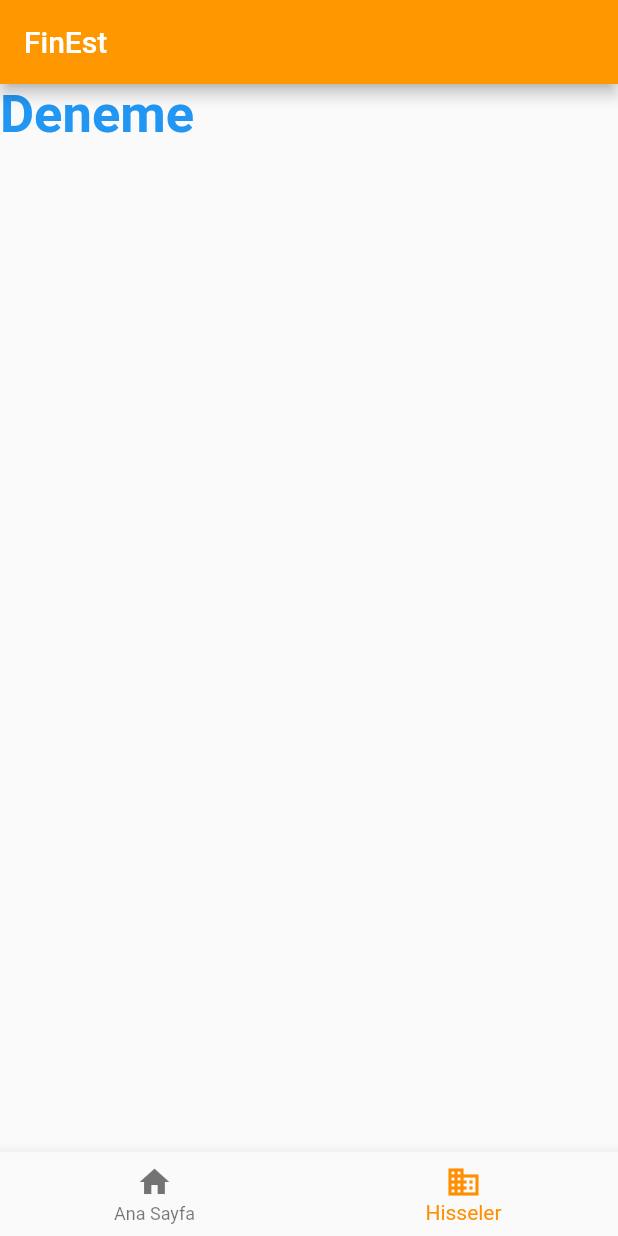
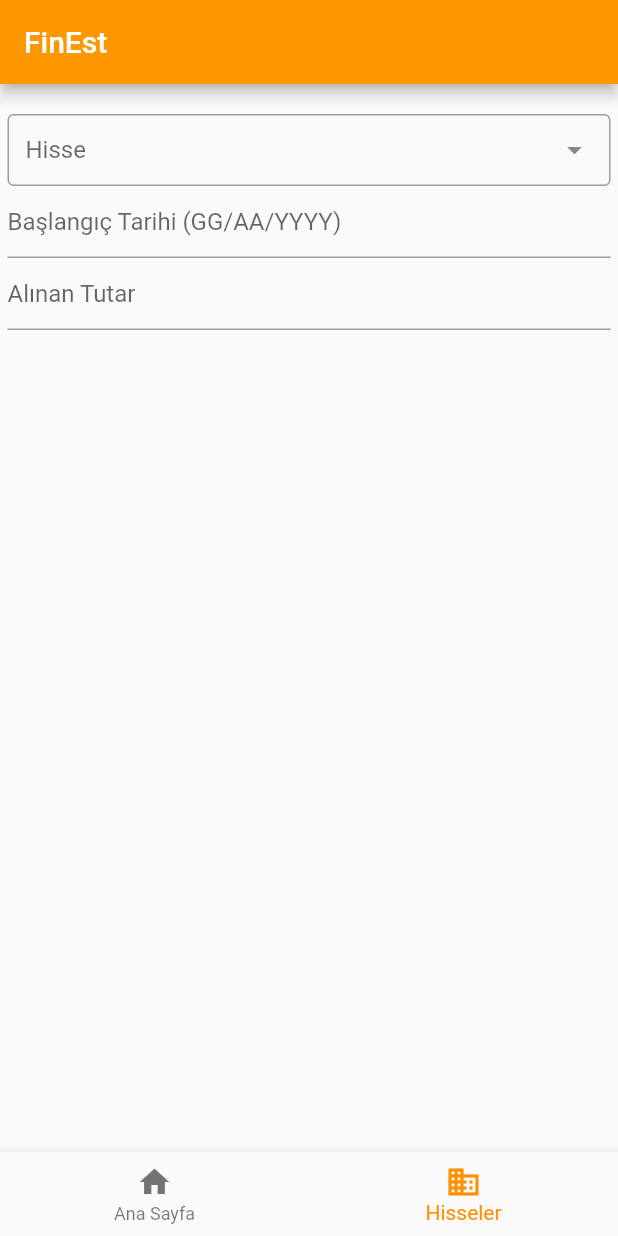
Before and after one commit to fguner/stocks_dividend_capital, a Flutter app: the screen it shows after launch, item 2 of the bottom bar chosen, on a phone screen of 412 x 824 dp. Run offline on Flutter 3.47's test engine with Material 2 defaults, Android fonts, the phone set to English and light mode, and no system bars; drawn by our look-alikes of dropdown_search; our stand-ins replace carousel_slider, toast; missing offline and left inert: mongo_dart; statements that could not run were skipped.

Commit message:
6 - Designed to stocks screen

```diff
--- a/lib/Controller/Helper.dart
+++ b/lib/Controller/Helper.dart
@@ -3,4 +3,6 @@ import 'package:stocks_dividend_capital/Model/MessageType.dart';
 class Helper {
 
   static List<MessageType> messages;
+  static String currentHisse;
+  static List<String> hisseler;
 }
--- a/lib/View/ContainerPage.dart
+++ b/lib/View/ContainerPage.dart
@@ -3,6 +3,8 @@ import 'package:stocks_dividend_capital/Controller/Helper.dart';
 import 'package:stocks_dividend_capital/Model/MessageType.dart';
 import 'package:stocks_dividend_capital/View/HomePage.dart';
 import 'package:stocks_dividend_capital/Controller/ServerConnection.dart';
+import 'package:stocks_dividend_capital/View/StocksPage.dart';
+import 'package:stocks_dividend_capital/View/TestPage.dart';
 
 class ContainerPage extends StatelessWidget {
   const ContainerPage({Key key}) : super(key: key);
@@ -56,13 +58,21 @@ class _MyStatefulWidgetState extends State<MyStatefulWidget>{
         changeScreen();
       });
     }
+  }
 
+  _insertStocks(){
+    Helper.hisseler = new List();
+    Helper.hisseler.add("TOASO");
+    Helper.hisseler.add("EREGL");
+    Helper.hisseler.add("FROTO");
+    Helper.hisseler.add("ISMDR");
   }
 
   @override
   void initState() {
     changeScreen();
     _getMessages();
+    _insertStocks();
     super.initState();
   }
 
@@ -70,11 +80,8 @@ class _MyStatefulWidgetState extends State<MyStatefulWidget>{
     TextStyle optionStyle = TextStyle(
         fontSize: 35, fontWeight: FontWeight.bold, color: Colors.blue);
    _widgetOptions = <Widget>[
-      isLoaded ? HomePage() : CircularProgressIndicator(strokeWidth: 2,),
-      Text(
-        "Deneme",
-        style: optionStyle,
-      )
+      isLoaded ? HomePage() : Center(child : CircularProgressIndicator(strokeWidth: 2)),
+      StocksPage(),
     ];
   }
 
--- /dev/null
+++ b/lib/View/StocksPage.dart
@@ -0,0 +1,70 @@
+import 'package:dropdown_search/dropdown_search.dart';
+import 'package:flutter/material.dart';
+import 'package:stocks_dividend_capital/Controller/Helper.dart';
+import 'package:toast/toast.dart';
+
+class StocksPage extends StatefulWidget {
+  @override
+  _StocksPageState createState() => new _StocksPageState();
+}
+
+class _StocksPageState extends State<StocksPage> {
+  bool isLoaded = true;
+  String currentHisse;
+
+  @override
+  void initState() {
+    currentHisse = Helper.currentHisse;
+    Helper.hisseler.sort((a, b) => a.compareTo(b));
+    super.initState();
+  }
+
+  void addItem() {
+    Toast.show("Deneme", context);
+  }
+
+  @override
+  Widget build(BuildContext context) {
+    return Container(
+      child: SingleChildScrollView(
+          padding: EdgeInsets.symmetric(vertical: 20,horizontal: 5),
+          child: isLoaded
+              ? ListBody(
+                  children: <Widget>[
+                    DropdownSearch(
+                      showSearchBox: true,
+                      label: currentHisse != null && currentHisse != 'Hisse'
+                          ? currentHisse
+                          : 'Hisse',
+                      selectedItem: currentHisse,
+                      items: Helper.hisseler,
+                      showClearButton: true,
+                      onChanged: changedDropDownHisse,
+                    ),
+                    TextFormField(
+                      keyboardType: TextInputType.datetime,
+                      decoration: InputDecoration(hintText: "Başlangıç Tarihi (GG/AA/YYYY)"),
+                    ),
+                    TextFormField(
+                      keyboardType: TextInputType.number,
+                      decoration: InputDecoration(hintText: "Alınan Tutar"),
+                    ),
+                  ],
+                )
+              : SizedBox(
+                  child: CircularProgressIndicator(
+                    strokeWidth: 2,
+                  ),
+                  height: 250.0,
+                  width: 250.0,
+                )),
+    );
+  }
+
+  void changedDropDownHisse(String selectedHisse) {
+    setState(() {
+      currentHisse = selectedHisse != null ? selectedHisse : 'Hisse';
+      currentHisse = currentHisse.split("-")[0].trim();
+    });
+  }
+}
--- a/pubspec.yaml
+++ b/pubspec.yaml
@@ -31,6 +31,7 @@ dependencies:
   carousel_slider: ^4.0.0
   toast: ^0.1.5
   mongo_dart: ^0.7.4
+  dropdown_search: ^2.0.1
 
 dev_dependencies:
   flutter_test:
```
Also changed, not shown: lib/View/HomePage.dart (+10 -10 lines), lib/View/TestPage.dart (+33 -69 lines), pubspec.lock, 1 other file.
